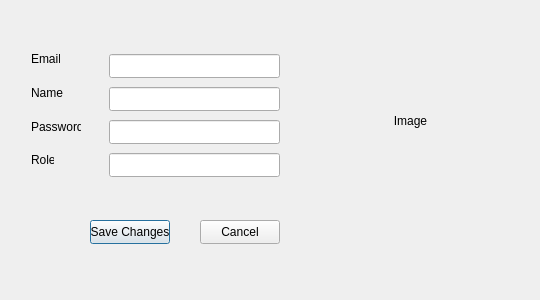
Old version of the form ShowUserInformationDialog.ui in the repository oppaii230205/travel-agency-management.
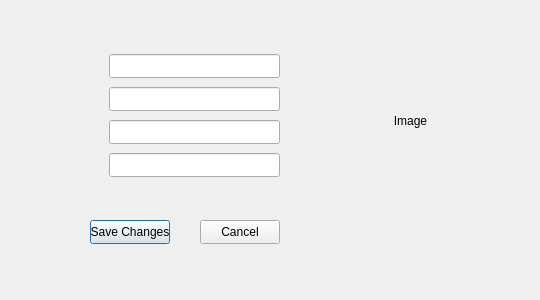
New version of the form. Icons and pictures are not drawn.

Commit message: Update the showUserInfomation Window UI

What changed in the file:
```diff
--- a/ShowUserInformationDialog.ui
+++ b/ShowUserInformationDialog.ui
@@ -13,58 +13,6 @@
   <property name="windowTitle">
    <string>Dialog</string>
   </property>
-  <widget class="QLabel" name="labelEmail">
-   <property name="geometry">
-    <rect>
-     <x>31</x>
-     <y>51</y>
-     <width>29</width>
-     <height>16</height>
-    </rect>
-   </property>
-   <property name="text">
-    <string>Email</string>
-   </property>
-  </widget>
-  <widget class="QLabel" name="LabelName">
-   <property name="geometry">
-    <rect>
-     <x>31</x>
-     <y>85</y>
-     <width>32</width>
-     <height>16</height>
-    </rect>
-   </property>
-   <property name="text">
-    <string>Name</string>
-   </property>
-  </widget>
-  <widget class="QLabel" name="labelPass">
-   <property name="geometry">
-    <rect>
-     <x>31</x>
-     <y>119</y>
-     <width>50</width>
-     <height>16</height>
-    </rect>
-   </property>
-   <property name="text">
-    <string>Password</string>
-   </property>
-  </widget>
-  <widget class="QLabel" name="labelRole">
-   <property name="geometry">
-    <rect>
-     <x>31</x>
-     <y>152</y>
-     <width>23</width>
-     <height>16</height>
-    </rect>
-   </property>
-   <property name="text">
-    <string>Role</string>
-   </property>
-  </widget>
   <widget class="QLineEdit" name="lineEditName">
    <property name="geometry">
     <rect>
```
Left out of the diff: 32 changed lines with no effect on the pictures. The commit also changes 2 other files.
